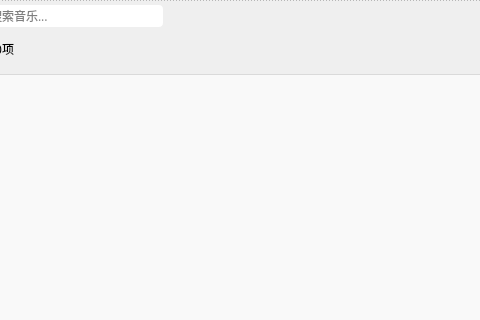
Old version of the form src/playerwindow.ui in the repository Remaker01/TinyPlayer; both pictures show x 165 to 645 and y 0 to 320 of the 1024 by 683 pixel window.
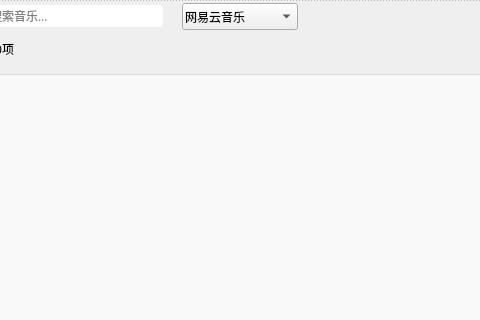
New version of the form. Icons and pictures are not drawn. Custom widgets are drawn as their Qt base class.

Diff of the .ui file:
```diff
--- a/src/playerwindow.ui
+++ b/src/playerwindow.ui
@@ -530,6 +530,30 @@
         </property>
        </widget>
       </item>
+      <item>
+       <widget class="QComboBox" name="comboBox">
+        <property name="styleSheet">
+         <string notr="true">QComboBox{padding:3px 2px;}
+QComboBox QAbstractItemView{outline:0px;}
+QComboBox QAbstractItemView::item{padding:3px;}</string>
+        </property>
+        <item>
+         <property name="text">
+          <string>网易云音乐</string>
+         </property>
+        </item>
+        <item>
+         <property name="text">
+          <string>酷狗音乐(不稳定)</string>
+         </property>
+        </item>
+        <item>
+         <property name="text">
+          <string>荔枝网</string>
+         </property>
+        </item>
+       </widget>
+      </item>
       <item>
        <spacer name="horizontalSpacer">
         <property name="orientation">
```
